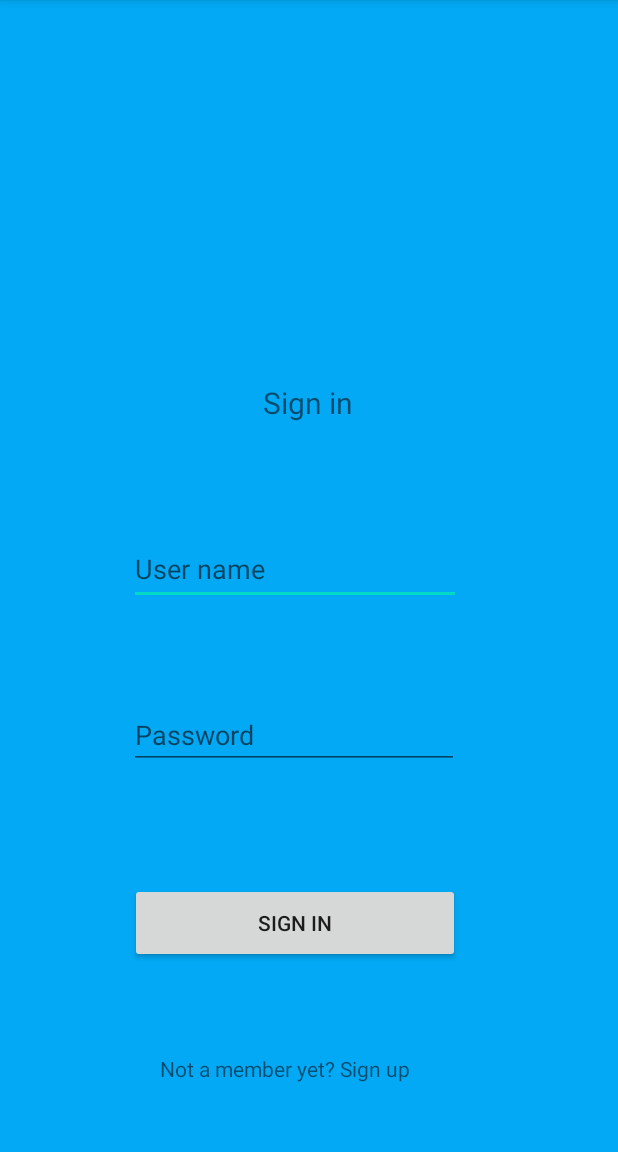
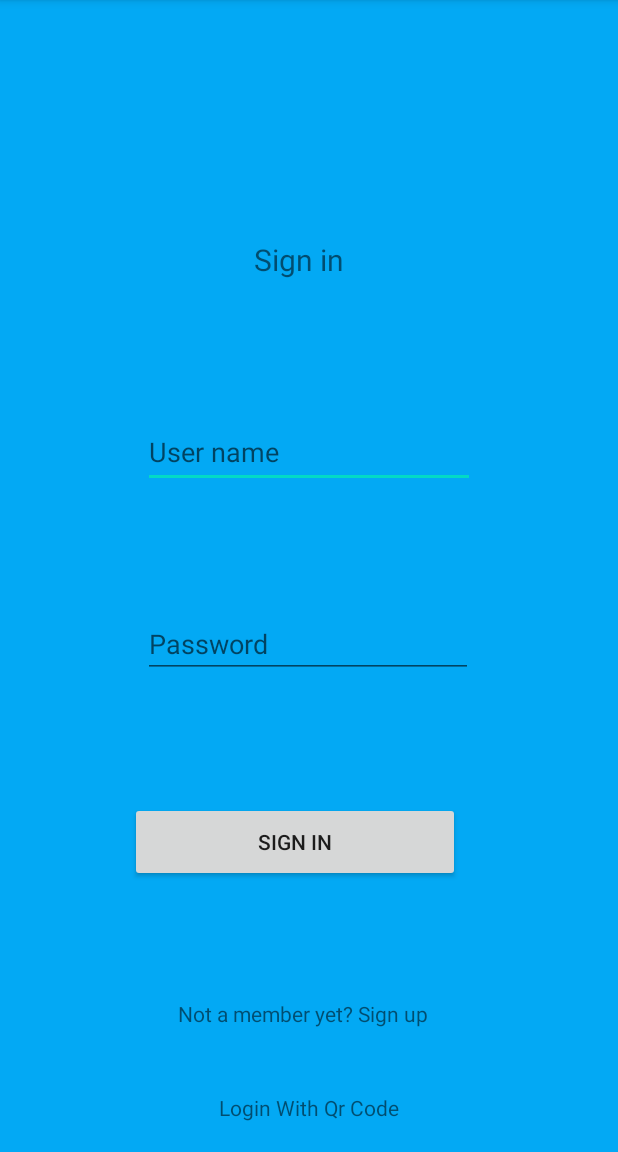
Before and after one commit to librarymanagement702/librarymanagementproject, an Android app: the screen it shows after launch (MainActivity), after a tap on "SIGN IN", on a phone screen of 412 x 824 dp, the part 84-1236 px from its top. Run offline under Robolectric (Android 15) with nearby library versions, the phone set to English and light mode, and no system bars; our stand-ins replace Firebase (no records; nobody signed in at launch, a user with empty details on screens opened directly).

Commit message:
Created dashboard page

```diff
--- a/LibararyManagement/app/build.gradle
+++ b/LibararyManagement/app/build.gradle
@@ -35,6 +35,7 @@ dependencies {
     implementation 'androidx.constraintlayout:constraintlayout:1.1.3'
     implementation 'com.google.firebase:firebase-core:17.2.3'
     implementation 'com.google.firebase:firebase-firestore:21.4.1'
+    implementation 'me.dm7.barcodescanner:zxing:1.9'
     testImplementation 'junit:junit:4.12'
     androidTestImplementation 'androidx.test.ext:junit:1.1.1'
     androidTestImplementation 'androidx.test.espresso:espresso-core:3.2.0'
--- a/LibararyManagement/app/src/main/java/com/vjay/libararymanagement/MainActivity.java
+++ b/LibararyManagement/app/src/main/java/com/vjay/libararymanagement/MainActivity.java
@@ -22,7 +22,7 @@ import com.vjay.libararymanagement.model.AppUser;
 public class MainActivity extends AppCompatActivity {
     private static final String TAG = "MainActivity";
     private FirebaseFirestore db = FirebaseFirestore.getInstance();
-
+    public static final String LOGIN_USER_ARG = "LOGIN_USER";
     private EditText username;
     private EditText password;
 
@@ -40,43 +40,44 @@ public class MainActivity extends AppCompatActivity {
         Log.d(TAG, "Login clicked>>>>>>>>>>>>>>>>>");
         String userNameTxt = username.getText().toString();
         String passwordTxt = password.getText().toString();
+        Log.d(TAG, "Login clicked>>>>>>>>>>>>>>>>>"+userNameTxt+ "-"+passwordTxt);
+        if(userNameTxt == null || userNameTxt.isEmpty() || passwordTxt.isEmpty() ||  passwordTxt == null){
+            Toast.makeText(this, "Please provide both username and password", Toast.LENGTH_SHORT).show();
+            return;
+        }
         db.collection("users").document(userNameTxt).get()
-                .addOnSuccessListener(new OnSuccessListener<DocumentSnapshot>() {
-                    @Override
-                    public void onSuccess(DocumentSnapshot documentSnapshot) {
-                            if(documentSnapshot.exists()){
-                                String dialogMSfg = "";
-                                //Toast.makeText(MainActivity.this, "User found !", Toast.LENGTH_SHORT).show();
-                                AppUser user  = documentSnapshot.toObject(AppUser.class);
+                .addOnSuccessListener(documentSnapshot -> {
+                    if (!documentSnapshot.exists()) {
+                        Toast.makeText(MainActivity.this, "User not found !", Toast.LENGTH_SHORT).show();
+                    } else {
+                        AppUser user = documentSnapshot.toObject(AppUser.class);
                         if(user.getPassword().equals(passwordTxt)){
-                                    dialogMSfg = "User signed in succesfully!";
+                            clearInputField();
+                            Intent intent = new Intent(MainActivity.this, DashBoard.class);
+                            intent.putExtra(LOGIN_USER_ARG ,user);
+                            startActivity(intent);
                         }else{
-                                    dialogMSfg = "Invalid password";
-                                }
                             AlertDialog.Builder alertDialog = new AlertDialog.Builder(MainActivity.this);
-                                alertDialog.setMessage(dialogMSfg);
+                            alertDialog.setMessage("Invalid password");
                             alertDialog.setPositiveButton("OK",  new DialogInterface.OnClickListener() {
                                 public void onClick(DialogInterface dialog, int which) {
-                                        //dismiss the dialog
+                                    dialog.dismiss();
                                 }
                             });
                             alertDialog.create().show();
-
-
-                            }else{
-                                Toast.makeText(MainActivity.this, "User not found !", Toast.LENGTH_SHORT).show();
                         }
                     }
                 })
-                .addOnFailureListener(new OnFailureListener() {
-                    @Override
-                    public void onFailure(@NonNull Exception e) {
-                        Log.d(TAG, "Error adding document");
+                .addOnFailureListener(e -> {
+                    Log.d(TAG, "Error adding document..."+e.getMessage());
                     Toast.makeText(MainActivity.this, "User fetch failed !", Toast.LENGTH_SHORT).show();
-                    }
                 });
     }
 
+    private void clearInputField(){
+        username.getText().clear();
+        password.getText().clear();
+    }
     public void gotoRegister(View v) {
 
         Intent intent = new Intent(this, ResgiterActivity.class);
@@ -84,4 +85,10 @@ public class MainActivity extends AppCompatActivity {
 
     }
 
+
+    public void gotoScanner(View v) {
+        Intent intent = new Intent(this, QrCodeScannerActivity.class);
+        startActivity(intent);
     }
+
+}
--- a/LibararyManagement/app/src/main/java/com/vjay/libararymanagement/QrcodeScanActivity.java
+++ b/LibararyManagement/app/src/main/java/com/vjay/libararymanagement/QrcodeScanActivity.java
@@ -1,6 +1,7 @@
 package com.vjay.libararymanagement;
 
 import androidx.appcompat.app.AppCompatActivity;
+
 import android.os.Bundle;
 
 public class QrcodeScanActivity extends AppCompatActivity {
--- a/LibararyManagement/app/src/main/java/com/vjay/libararymanagement/model/AppUser.java
+++ b/LibararyManagement/app/src/main/java/com/vjay/libararymanagement/model/AppUser.java
@@ -1,6 +1,8 @@
 package com.vjay.libararymanagement.model;
 
-public class AppUser {
+import java.io.Serializable;
+
+public class AppUser implements Serializable {
     private String name;
     private String userName;
     private String registerNumber;
--- a/LibararyManagement/app/src/main/res/layout/activity_main.xml
+++ b/LibararyManagement/app/src/main/res/layout/activity_main.xml
@@ -11,14 +11,14 @@
         android:id="@+id/title"
         android:layout_width="164dp"
         android:layout_height="61dp"
-        android:layout_marginTop="192dp"
+        android:layout_marginTop="80dp"
         android:layout_marginBottom="5dp"
         android:gravity="center"
         android:text="Sign in"
         android:textSize="20dp"
         app:layout_constraintBottom_toTopOf="@+id/login_uname"
         app:layout_constraintEnd_toEndOf="parent"
-        app:layout_constraintHorizontal_bias="0.497"
+        app:layout_constraintHorizontal_bias="0.473"
         app:layout_constraintStart_toStartOf="parent"
         app:layout_constraintTop_toTopOf="parent" />
 
@@ -26,10 +26,10 @@
         android:id="@+id/login_button"
         android:layout_width="220dp"
         android:layout_height="53dp"
-        android:layout_marginTop="20dp"
+        android:layout_marginTop="10dp"
         android:layout_marginBottom="10dp"
+        android:onClick="loginToApp"
         android:text="Sign in"
-        android:onClick="loginToApp"
         app:layout_constraintBottom_toTopOf="@+id/linktosignup"
         app:layout_constraintEnd_toEndOf="parent"
         app:layout_constraintHorizontal_bias="0.45"
@@ -41,11 +41,11 @@
         android:layout_width="wrap_content"
         android:layout_height="wrap_content"
         android:layout_marginTop="5dp"
+        android:onClick="gotoRegister"
         android:text="Not a member yet? Sign up"
-        android:onClick="gotoRegister"
-        app:layout_constraintBottom_toBottomOf="parent"
+        app:layout_constraintBottom_toBottomOf="@+id/qrcodeLogin"
         app:layout_constraintEnd_toEndOf="parent"
-        app:layout_constraintHorizontal_bias="0.435"
+        app:layout_constraintHorizontal_bias="0.485"
         app:layout_constraintStart_toStartOf="parent"
         app:layout_constraintTop_toBottomOf="@+id/login_button"
         app:layout_constraintVertical_bias="0.166" />
@@ -61,7 +61,6 @@
         android:inputType="textPersonName"
         app:layout_constraintBottom_toTopOf="@+id/login_password"
         app:layout_constraintEnd_toEndOf="parent"
-        app:layout_constraintHorizontal_bias="0.452"
         app:layout_constraintStart_toStartOf="parent"
         app:layout_constraintTop_toBottomOf="@+id/title" />
 
@@ -76,7 +75,19 @@
         android:inputType="textPassword"
         app:layout_constraintBottom_toTopOf="@+id/login_button"
         app:layout_constraintEnd_toEndOf="parent"
-        app:layout_constraintHorizontal_bias="0.449"
+        app:layout_constraintHorizontal_bias="0.497"
         app:layout_constraintStart_toStartOf="parent"
         app:layout_constraintTop_toBottomOf="@+id/login_uname" />
+
+    <TextView
+        android:id="@+id/qrcodeLogin"
+        android:layout_width="wrap_content"
+        android:layout_height="wrap_content"
+        android:layout_marginBottom="20dp"
+        android:text="Login With Qr Code"
+        android:onClick="gotoScanner"
+        app:layout_constraintBottom_toBottomOf="parent"
+        app:layout_constraintEnd_toEndOf="parent"
+        app:layout_constraintStart_toStartOf="parent" />
+
 </androidx.constraintlayout.widget.ConstraintLayout>
--- a/LibararyManagement/app/src/main/res/layout/activity_qrcode_scan.xml
+++ b/LibararyManagement/app/src/main/res/layout/activity_qrcode_scan.xml
@@ -1,8 +1,7 @@
 <?xml version="1.0" encoding="utf-8"?>
-<androidx.constraintlayout.widget.ConstraintLayout
-    xmlns:android="http://schemas.android.com/apk/res/android"
+<androidx.constraintlayout.widget.ConstraintLayout xmlns:android="http://schemas.android.com/apk/res/android"
+    xmlns:app="http://schemas.android.com/apk/res-auto"
     xmlns:tools="http://schemas.android.com/tools"
-    xmlns:app="http://schemas.android.com/apk/res-auto"
     android:layout_width="match_parent"
     android:layout_height="match_parent"
     tools:context=".QrcodeScanActivity">
```
Also changed, not shown: LibararyManagement/app/src/main/AndroidManifest.xml (+13 -1 lines), LibararyManagement/app/src/main/java/com/vjay/libararymanagement/DashBoard.java (+64 -0 lines), LibararyManagement/app/src/main/java/com/vjay/libararymanagement/QrCodeScannerActivity.java (+33 -2 lines), LibararyManagement/app/src/main/res/layout/activity_dash_board.xml (+11 -6 lines), LibararyManagement/app/src/main/res/layout/activity_qr_code_scanner.xml (+10 -1 lines), LibararyManagement/app/src/main/res/layout/list.xml (+7 -5 lines). Lines whose indentation alone changed are shown as unchanged.
